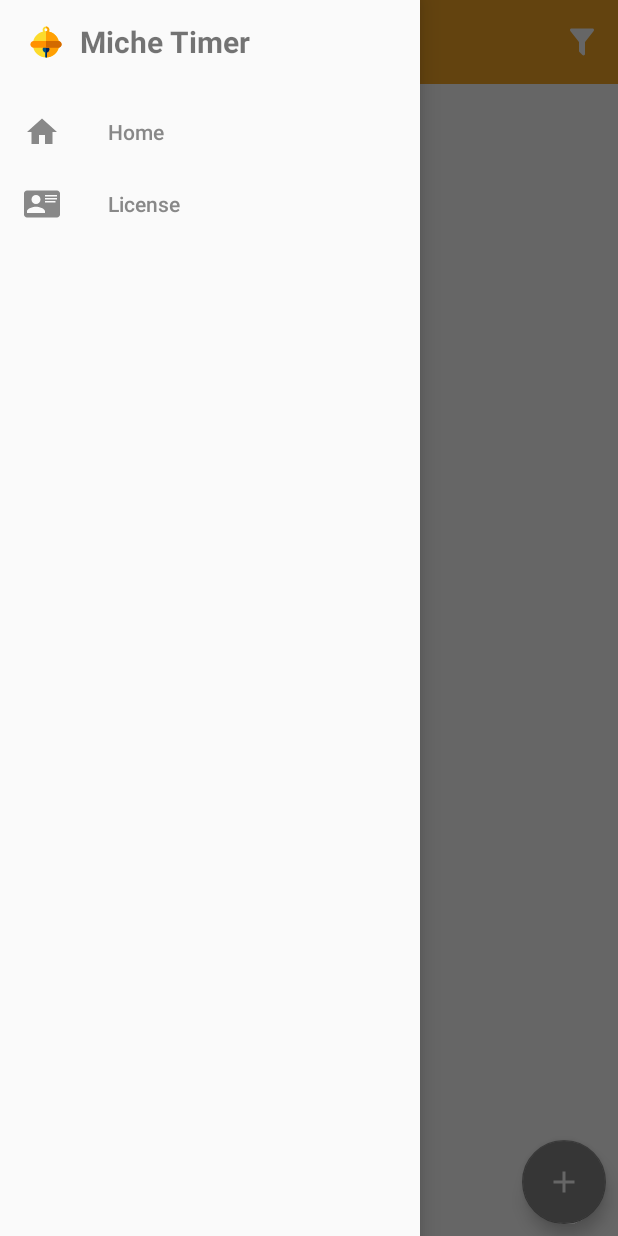
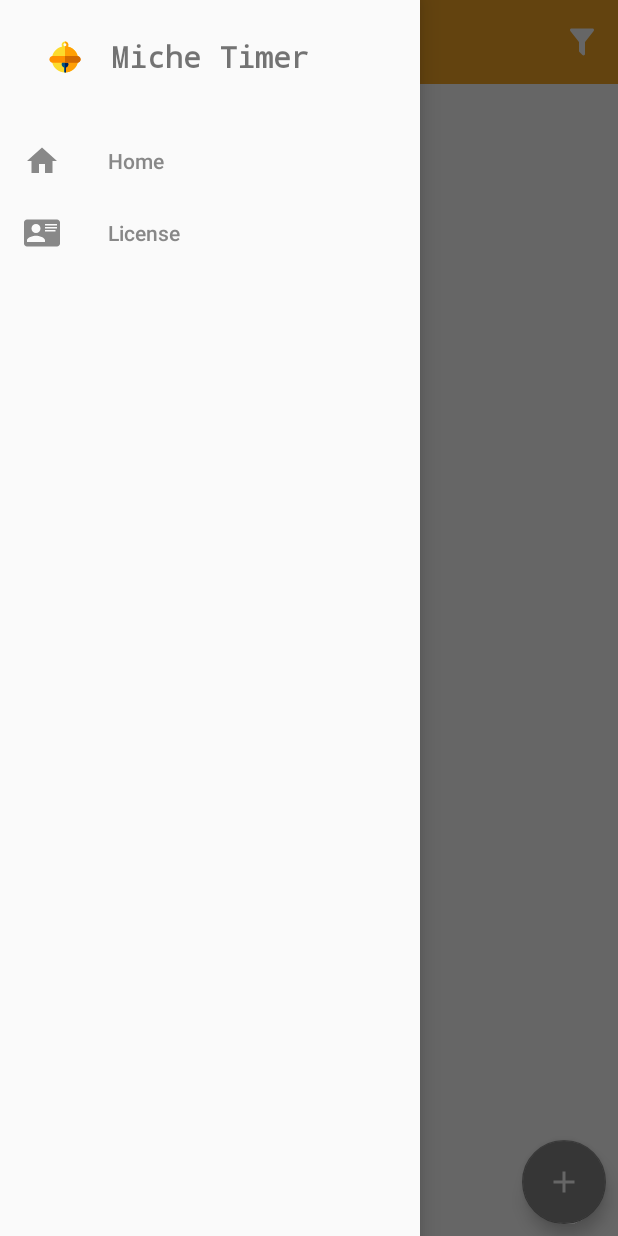
Before and after one commit to kaleidot725/MicheTimer, an Android app: the screen it shows after launch (MainActivity), with the side drawer open, on a phone screen of 412 x 824 dp. Run offline under Robolectric (Android 15) with nearby library versions, the phone set to English and light mode, and no system bars; our stand-ins replace Dagger/Hilt's generated code, RxJava, data binding; libraries missing offline, so code that uses them is left out: com.mikepenz.aboutlibraries; 2 statements that could not run were skipped.

Commit message:
Fix navigation title and text size

```diff
--- a/src/app/src/main/java/kaleidot725/michetimer/main/MainActivity.kt
+++ b/src/app/src/main/java/kaleidot725/michetimer/main/MainActivity.kt
@@ -113,7 +113,6 @@
         navigationView.setNavigationItemSelectedListener { menuItem ->
 
             when (menuItem.itemId) {
-//              R.id.navigation_setting -> onShowSetting()
                 R.id.navigation_license -> onShowLicense()
             }
 
--- a/src/app/src/main/res/layout/listview_item_timer.xml
+++ b/src/app/src/main/res/layout/listview_item_timer.xml
@@ -45,12 +45,13 @@
                 android:layout_height="40dp"
                 android:text="@={timerViewModel.name}"
                 android:textSize="@dimen/large_text"
-                android:textStyle="bold"
                 android:clickable="true"
                 android:foreground="?android:attr/selectableItemBackground"
                 android:background="#00000000"
                 android:paddingStart="8dp"
                 android:paddingTop="8dp"
+                android:textStyle="bold"
+                android:fontFamily="monospace"
                 app:layout_constraintBottom_toBottomOf="@+id/option_button"
                 app:layout_constraintEnd_toStartOf="@+id/option_button"
                 app:layout_constraintStart_toStartOf="parent"
--- a/src/app/src/main/res/layout/navigation_drawer_header.xml
+++ b/src/app/src/main/res/layout/navigation_drawer_header.xml
@@ -1,12 +1,9 @@
 <?xml version="1.0" encoding="utf-8"?>
-<LinearLayout
-    xmlns:android="http://schemas.android.com/apk/res/android"
-    android:layout_width="match_parent"
-    android:layout_height="?attr/actionBarSize"
-    android:paddingBottom="8dp"
-    android:paddingLeft="8dp"
-    android:paddingRight="8dp"
-    android:paddingTop="8dp"
+<androidx.constraintlayout.widget.ConstraintLayout xmlns:android="http://schemas.android.com/apk/res/android"
+    android:layout_width="wrap_content"
+    android:layout_height="@dimen/nav_header_height"
+    xmlns:app="http://schemas.android.com/apk/res-auto"
+    android:layout_gravity="center"
     android:theme="@style/AppTheme.NavigatoinView"
     android:orientation="horizontal">
 
@@ -14,15 +11,26 @@
         android:layout_width="45dp"
         android:layout_height="45dp"
         android:layout_gravity="center"
-        android:src="@drawable/ic_launcher_foreground" />
+        android:layout_marginEnd="8dp"
+        android:src="@drawable/ic_launcher_foreground"
+        app:layout_constraintBottom_toBottomOf="parent"
+        app:layout_constraintEnd_toStartOf="@+id/textView"
+        app:layout_constraintStart_toStartOf="parent"
+        app:layout_constraintTop_toTopOf="parent" />
 
     <TextView
+        android:id="@+id/textView"
         android:layout_width="wrap_content"
         android:layout_height="wrap_content"
         android:layout_gravity="center_vertical"
+        android:text="@string/app_name"
         android:textAlignment="center"
         android:textSize="@dimen/large_text"
-        android:text="@string/app_name"
-        android:textStyle="bold"/>
+        android:textStyle="bold"
+        android:fontFamily="monospace"
+        app:layout_constraintBottom_toBottomOf="parent"
+        app:layout_constraintEnd_toEndOf="parent"
+        app:layout_constraintStart_toStartOf="parent"
+        app:layout_constraintTop_toTopOf="parent" />
 
-</LinearLayout>
+</androidx.constraintlayout.widget.ConstraintLayout>
--- a/src/app/src/main/res/menu/toolbar_drawer.xml
+++ b/src/app/src/main/res/menu/toolbar_drawer.xml
@@ -9,21 +9,19 @@
             android:icon="@drawable/ic_home"
             android:title="Home"
             android:checked="false"/>
+    </group>
 
+    <group>
         <item
             android:id="@+id/navigation_license"
             android:title="License"
             android:icon="@drawable/ic_license"
             android:checkable="false"/>
+
+        <!--<item-->
+            <!--android:id="@+id/navigation_setting"-->
+            <!--android:title="Setting"-->
+            <!--android:icon="@drawable/ic_setting"-->
+            <!--android:checkable="false"/>-->
     </group>
-
-    <!--<item android:title="Other">-->
-        <!--<menu>-->
-            <!--<item-->
-                <!--android:id="@+id/navigation_setting"-->
-                <!--android:title="Setting"-->
-                <!--android:icon="@drawable/ic_setting"-->
-                <!--android:checkable="false"/>-->
-        <!--</menu>-->
-    <!--</item>-->
 </menu>
--- a/src/app/src/main/res/values/dimens.xml
+++ b/src/app/src/main/res/values/dimens.xml
@@ -8,6 +8,6 @@
     <dimen name="activity_horizontal_margin">16dp</dimen>
     <dimen name="activity_vertical_margin">16dp</dimen>
     <dimen name="nav_header_vertical_spacing">8dp</dimen>
-    <dimen name="nav_header_height">50dp</dimen>
+    <dimen name="nav_header_height">75dp</dimen>
     <dimen name="fab_margin">16dp</dimen>
 </resources>
```
